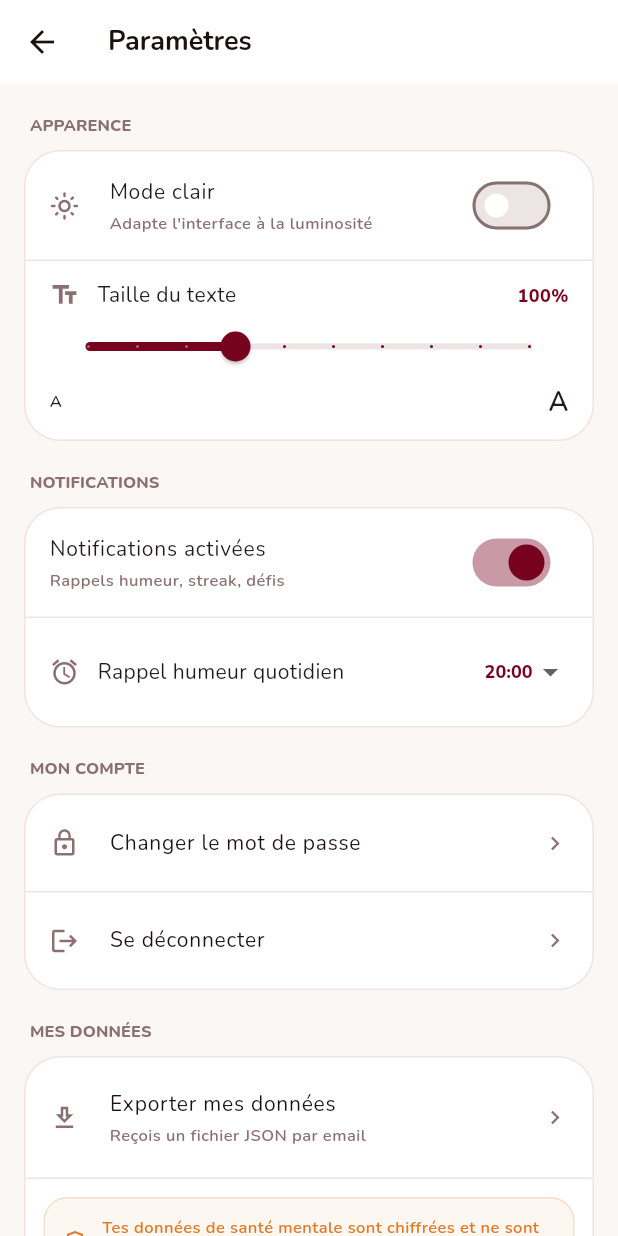
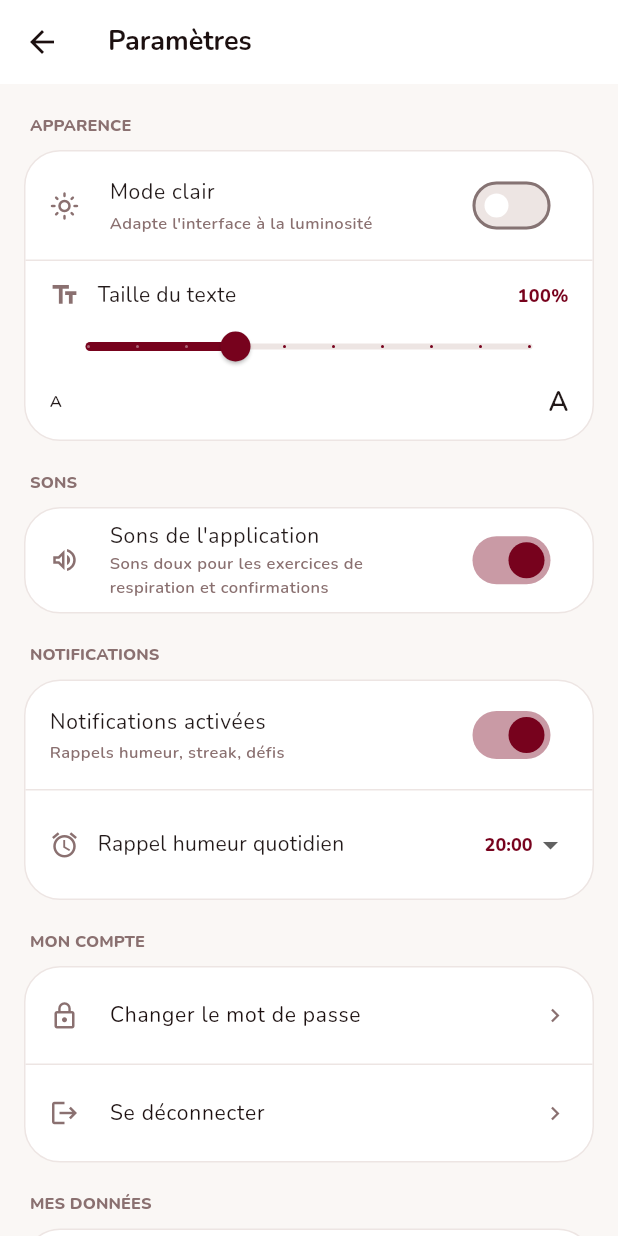
Before and after one commit to Solangeilinga/LinkMind_frontend, a Flutter app: the SettingsScreen screen opened by its route, on a phone screen of 412 x 824 dp. Run offline on Flutter 3.47's test engine with Material 3 defaults, Android fonts, the phone set to English and light mode, and no system bars; our stand-ins replace audioplayers, firebase_core, firebase_messaging, flutter_local_notifications, flutter_riverpod, flutter_secure_storage and 8 more; missing offline and left inert: file_save_directory; accounts and stored records are empty; network calls fail.

Commit message:
final push

```diff
--- a/lib/screens/main/mood_screen.dart
+++ b/lib/screens/main/mood_screen.dart
@@ -9,6 +9,7 @@ import '../../providers/auth_provider.dart';
 import '../../services/api.service.dart';
 import '../../providers/content_provider.dart';
 import '../../services/local_notification_service.dart';
+import '../../services/sound_service.dart';
 
 class _WellnessTip {
   final String icon, title, desc;
@@ -215,6 +216,7 @@ class _MoodScreenState extends ConsumerState<MoodScreen>
   // ── Célébration après enregistrement ──────────────────────────────────────
   void _showPostLogCelebration(
       String moodId, Map<String, dynamic> result) {
+    SoundService.instance.play(AppSound.checkinConfirm);
     final user = ref.read(authProvider).user;
     final streak = user?.streakDays ?? 0;
     final moodState = ref.read(moodProvider);
@@ -817,7 +819,7 @@ class _MoodCard extends StatelessWidget {
                         fontWeight: FontWeight.w800)),
               ]),
               const SizedBox(height: 4),
-              Text('Bravo!! Continue chaque jour pour suivre ton évolution',
+              Text('Continue chaque jour pour suivre ton évolution',
                   style: AppTextStyles.caption
                       .copyWith(color: AppColors.onSurfaceMuted)),
             ]),
--- a/lib/screens/main/settings_screen.dart
+++ b/lib/screens/main/settings_screen.dart
@@ -271,6 +271,28 @@ class _SettingsScreenState extends ConsumerState<SettingsScreen> {
                 ),
               ]),
 
+              // ── Sons ─────────────────────────────────────────────────────
+              const _SectionHeader('Sons'),
+              _SettingCard(children: [
+                SwitchListTile(
+                  value: settings.soundsEnabled,
+                  onChanged: (v) => notifier.setSoundsEnabled(v),
+                  activeThumbColor: AppColors.primary,
+                  secondary: Icon(
+                    settings.soundsEnabled
+                        ? Icons.volume_up_outlined
+                        : Icons.volume_off_outlined,
+                    size: 20,
+                    color: AppColors.onSurfaceMuted,
+                  ),
+                  title: const Text('Sons de l\'application', style: AppTextStyles.body),
+                  subtitle: Text(
+                    'Sons doux pour les exercices de respiration et confirmations',
+                    style: AppTextStyles.caption.copyWith(color: AppColors.onSurfaceMuted),
+                  ),
+                ),
+              ]),
+
               // ── Notifications ─────────────────────────────────────────────
               const _SectionHeader('Notifications'),
               _SettingCard(children: [
@@ -392,7 +414,7 @@ class _SettingsScreenState extends ConsumerState<SettingsScreen> {
                 _SettingRow(
                   icon: Icons.privacy_tip_outlined,
                   title: 'Politique de confidentialité',
-                  onTap: () => _launchUrl('https://basyamsite.netlify.app/legal/privacy'),
+                  onTap: () => _launchUrl('https://basyam.app/legal/privacy'),
                 ),
                 const Divider(height: 1),
                 _SettingRow(
@@ -407,7 +429,7 @@ class _SettingsScreenState extends ConsumerState<SettingsScreen> {
                   title: 'Support WhatsApp',
                   subtitle: 'Répond sous 24h',
                   onTap: () => _launchUrl(
-                      'https://wa.me/22661645069?text=Bonjour%2C%20j%27ai%20besoin%20d%27aide%20avec%20BASYAM.'),
+                      'https://wa.me/22600000000?text=Bonjour%2C%20j%27ai%20besoin%20d%27aide%20avec%20BASYAM.'),
                 ),
               ]),
 
--- a/pubspec.yaml
+++ b/pubspec.yaml
@@ -37,6 +37,7 @@ dependencies:
   # Local storage
   flutter_secure_storage: ^9.0.0
   shared_preferences: ^2.2.2
+  audioplayers: ^6.0.0
   hive_flutter: ^1.1.0
 
   # UI
@@ -76,6 +77,7 @@ flutter:
     - assets/images/
     - assets/animations/
     - assets/legal/terms.txt
+    - assets/sounds/
   fonts:
     - family: Nunito
       fonts:
```
Also changed, not shown: lib/providers/app_settings_provider.dart (+16 -0 lines), lib/services/sound_service.dart (added, +48 -0 lines), pubspec.lock, 10 other files.
